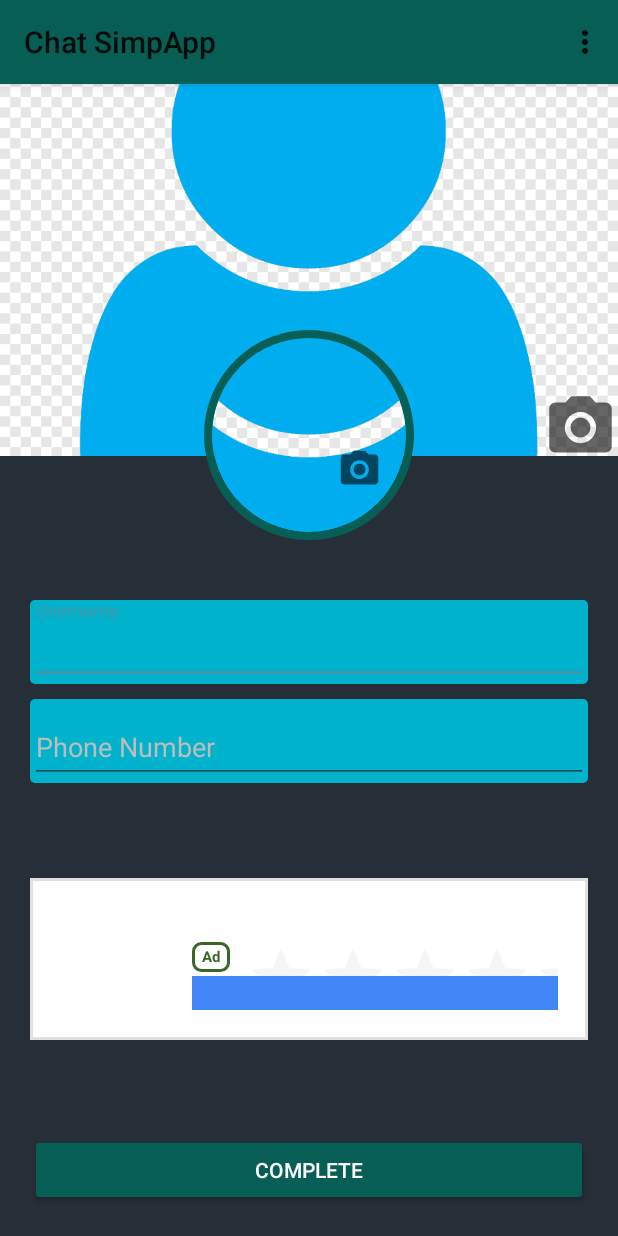
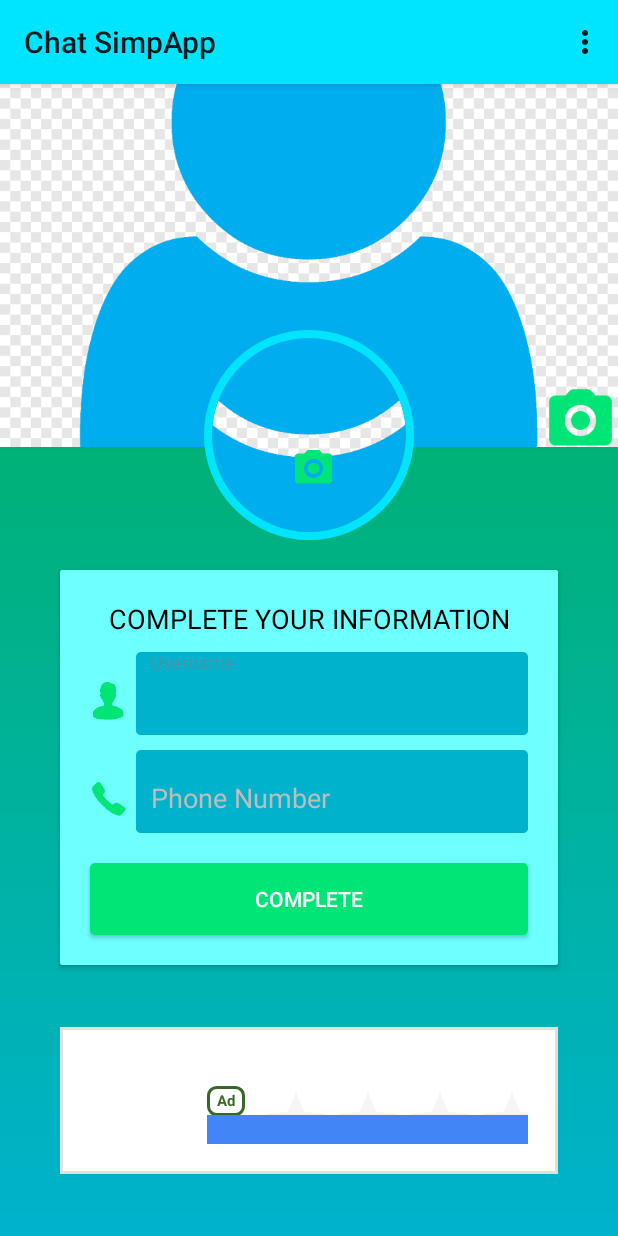
Before and after one commit to JonathanRamirez1/Chat-SimpApp, an Android app: the CompleteInfoActivity screen opened directly, with no data from a screen before it, on a phone screen of 412 x 824 dp. Run offline under Robolectric (Android 15) with nearby library versions, the phone set to English and light mode, and no system bars; our stand-ins replace AdMob, CircleImageView, Firebase (no records; nobody signed in at launch, a user with empty details on screens opened directly), Picasso; libraries missing offline, so code that uses them is left out: com.facebook, dmax.dialog; plain views replace NativeAdView; pictures from the network do not load; Roboto replaces fonts that are not available here; 4 statements that could not run were skipped.

Commit message:
Diseño a la parte de completar perfil de usuario

```diff
--- a/app/build.gradle
+++ b/app/build.gradle
@@ -7,7 +7,7 @@ android {
     buildToolsVersion "30.0.3"
 
     defaultConfig {
-        applicationId "com.jonathan.loginfuturo"
+        applicationId "com.jonathan.chatsimpapp"
         minSdkVersion 23
         targetSdkVersion 31
         versionCode 1
--- a/app/src/main/java/com/jonathan/chatsimpapp/ui/view/activities/CompleteInfoActivity.kt
+++ b/app/src/main/java/com/jonathan/chatsimpapp/ui/view/activities/CompleteInfoActivity.kt
@@ -52,7 +52,6 @@ class CompleteInfoActivity : AppCompatActivity() {
         changeCoverPhoto()
         changeProfilePhoto()
         setTemplateNativeAdvanced()
-       // setTemplateNativeAdvancedVideo()
     }
 
     private fun setObservers() {
@@ -187,7 +186,7 @@ class CompleteInfoActivity : AppCompatActivity() {
 
             }
             if (cameraFile != null) {
-                val photoUri = FileProvider.getUriForFile(this,"com.jonathan.loginfuturo", cameraFile)
+                val photoUri = FileProvider.getUriForFile(this,"com.jonathan.chatsimpapp", cameraFile)
                 intent.putExtra(MediaStore.EXTRA_OUTPUT, photoUri)
                 startActivityForResult(intent, requestCode)
             }
@@ -228,17 +227,4 @@ class CompleteInfoActivity : AppCompatActivity() {
 
         adLoader.loadAd(adRequest)
     }
-
-   /* private fun setTemplateNativeAdvancedVideo() {
-        val adRequest = AdRequest.Builder().build()
-        MobileAds.initialize(this)
-        val adLoader: AdLoader = AdLoader.Builder(this, getString(R.string.test_native_advanced_video))
-            .forNativeAd { nativeAd ->
-                val template = binding.templateComplete2
-                template.setNativeAd(nativeAd)
-            }
-            .build()
-
-        adLoader.loadAd(adRequest)
-    }*/
 }
--- a/app/src/main/res/drawable/ic_photo.xml
+++ /dev/null
@@ -1,13 +0,0 @@
-<vector xmlns:android="http://schemas.android.com/apk/res/android"
-    android:width="24dp"
-    android:height="24dp"
-    android:viewportWidth="24"
-    android:viewportHeight="24"
-    android:tint="?attr/colorControlNormal">
-  <path
-      android:fillColor="@android:color/white"
-      android:pathData="M12,12m-3.2,0a3.2,3.2 0,1 1,6.4 0a3.2,3.2 0,1 1,-6.4 0"/>
-  <path
-      android:fillColor="@android:color/white"
-      android:pathData="M9,2L7.17,4L4,4c-1.1,0 -2,0.9 -2,2v12c0,1.1 0.9,2 2,2h16c1.1,0 2,-0.9 2,-2L22,6c0,-1.1 -0.9,-2 -2,-2h-3.17L15,2L9,2zM12,17c-2.76,0 -5,-2.24 -5,-5s2.24,-5 5,-5 5,2.24 5,5 -2.24,5 -5,5z"/>
-</vector>
--- a/app/src/main/res/layout/activity_complete_info.xml
+++ b/app/src/main/res/layout/activity_complete_info.xml
@@ -1,19 +1,16 @@
 <?xml version="1.0" encoding="utf-8"?>
-<androidx.constraintlayout.widget.ConstraintLayout xmlns:android="http://schemas.android.com/apk/res/android"
+<ScrollView xmlns:android="http://schemas.android.com/apk/res/android"
     xmlns:app="http://schemas.android.com/apk/res-auto"
     xmlns:tools="http://schemas.android.com/tools"
     android:layout_width="match_parent"
-    android:layout_height="match_parent">
+    android:layout_height="match_parent"
+    android:fillViewport="true">
 
     <androidx.coordinatorlayout.widget.CoordinatorLayout
         android:id="@+id/coordinatorLayout"
         android:layout_width="match_parent"
-        android:layout_height="match_parent"
-        android:background="@color/colorPrimaryDark"
-        app:layout_constraintBottom_toBottomOf="parent"
-        app:layout_constraintEnd_toEndOf="parent"
-        app:layout_constraintStart_toStartOf="parent"
-        app:layout_constraintTop_toTopOf="parent"
+        android:layout_height="wrap_content"
+        android:background="@drawable/ripple_app"
         tools:context=".ui.view.activities.CompleteInfoActivity">
 
         <include
@@ -23,8 +20,8 @@
         <ImageView
             android:id="@+id/imageViewCompleteCover"
             android:layout_width="match_parent"
-            android:layout_height="250dp"
-            android:layout_marginTop="54dp"
+            android:layout_height="@dimen/complete_imageview_height"
+            android:layout_marginTop="@dimen/complete_imageview_margin_top"
             android:scaleType="centerCrop"
             android:src="@drawable/person"
             android:transitionName="@string/search"
@@ -35,14 +32,14 @@
         <androidx.constraintlayout.widget.ConstraintLayout
             android:layout_width="wrap_content"
             android:layout_height="wrap_content"
-            android:layout_marginTop="220dp">
+            android:layout_marginTop="@dimen/complete_constraint_profile_margin_top">
 
             <Button
                 android:id="@+id/buttonCompleteCover"
-                android:layout_width="50dp"
-                android:layout_height="50dp"
-                android:layout_marginBottom="10dp"
-                android:background="@drawable/ic_photo"
+                android:layout_width="@dimen/complete_cover_width_and_height"
+                android:layout_height="@dimen/complete_cover_width_and_height"
+                android:layout_marginBottom="@dimen/complete_margin"
+                android:background="@drawable/ic_camera"
                 app:layout_constraintBottom_toBottomOf="parent"
                 app:layout_constraintEnd_toEndOf="parent"
                 app:layout_constraintTop_toTopOf="parent" />
@@ -50,10 +47,10 @@
             <de.hdodenhof.circleimageview.CircleImageView
                 android:id="@+id/circleCompletePhoto"
                 android:layout_width="match_parent"
-                android:layout_height="140dp"
+                android:layout_height="@dimen/complete_circle_imageview_height"
                 android:src="@drawable/person"
-                app:civ_border_color="@color/colorPrimary"
-                app:civ_border_width="5dp"
+                app:civ_border_color="@color/primary"
+                app:civ_border_width="@dimen/complete_civ_border_width"
                 app:civ_circle_background_color="@color/colorPrimaryDark"
                 app:layout_constraintEnd_toEndOf="parent"
                 app:layout_constraintStart_toStartOf="parent"
@@ -61,34 +58,68 @@
 
             <Button
                 android:id="@+id/buttonCompletePhoto"
-                android:layout_width="30dp"
-                android:layout_height="30dp"
-                android:background="@drawable/ic_photo"
+                android:layout_width="@dimen/complete_profile_width_and_height"
+                android:layout_height="@dimen/complete_profile_width_and_height"
+                android:background="@drawable/ic_camera"
                 app:layout_constraintBottom_toBottomOf="parent"
                 app:layout_constraintEnd_toStartOf="@+id/buttonCompleteCover"
-                app:layout_constraintHorizontal_bias="0.677"
+                app:layout_constraintHorizontal_bias="0.585"
                 app:layout_constraintStart_toStartOf="@+id/circleCompletePhoto"
                 app:layout_constraintTop_toTopOf="parent"
-                app:layout_constraintVertical_bias="0.709" />
-
+                app:layout_constraintVertical_bias="0.7" />
         </androidx.constraintlayout.widget.ConstraintLayout>
 
         <androidx.constraintlayout.widget.ConstraintLayout
             android:id="@+id/constraintLayout2"
             android:layout_width="match_parent"
             android:layout_height="match_parent"
-            android:layout_marginTop="400dp">
+            android:layout_marginTop="@dimen/complete_constraint_card_view_margin_top">
+
+            <androidx.cardview.widget.CardView
+                android:id="@+id/cardView"
+                android:layout_width="match_parent"
+                android:layout_height="wrap_content"
+                android:layout_marginLeft="@dimen/login_card_view_margin"
+                android:layout_marginTop="@dimen/login_standard_size"
+                android:layout_marginRight="@dimen/login_card_view_margin"
+                android:background="@color/primary_light"
+                app:layout_constraintEnd_toEndOf="parent"
+                app:layout_constraintStart_toStartOf="parent"
+                app:layout_constraintTop_toTopOf="parent">
+
+                <LinearLayout
+                    android:layout_width="match_parent"
+                    android:layout_height="wrap_content"
+                    android:background="@color/primary_light"
+                    android:orientation="vertical">
+
+                    <TextView
+                        android:layout_width="match_parent"
+                        android:layout_height="wrap_content"
+                        android:layout_marginBottom="@dimen/complete_margin_standard"
+                        android:paddingTop="@dimen/login_textview_padding_top"
+                        android:text="@string/complete_info"
+                        android:textAlignment="center"
+                        android:textColor="@color/text_color"
+                        android:textSize="@dimen/login_text_size_card_view" />
 
                     <LinearLayout
                         android:id="@+id/linearLayout2"
                         android:layout_width="match_parent"
                         android:layout_height="wrap_content"
-                android:layout_marginLeft="20dp"
-                android:layout_marginRight="20dp"
+                        android:layout_marginLeft="@dimen/complete_margin_left_and_right"
+                        android:layout_marginRight="@dimen/complete_margin_left_and_right"
                         android:orientation="horizontal"
                         app:layout_constraintEnd_toEndOf="parent"
                         app:layout_constraintStart_toStartOf="parent"
                         app:layout_constraintTop_toTopOf="parent">
+
+                        <ImageView
+                            android:layout_width="@dimen/login_card_view_imageview_width_and_height"
+                            android:layout_height="@dimen/login_card_view_imageview_width_and_height"
+                            android:layout_marginTop="@dimen/login_margin_top"
+                            android:layout_marginEnd="@dimen/login_card_view_margin_end_and_top"
+                            android:src="@drawable/ic_username" />
 
                         <com.google.android.material.textfield.TextInputLayout
                             android:layout_width="match_parent"
@@ -99,8 +130,10 @@
                                 android:id="@+id/materialEditTextCompleteUsername"
                                 android:layout_width="match_parent"
                                 android:layout_height="wrap_content"
+                                android:background="@drawable/edittext_rounded"
                                 android:hint="@string/username"
-                        android:inputType="text">
+                                android:inputType="text"
+                                android:padding="@dimen/login_standard_size">
 
                             </com.google.android.material.textfield.TextInputEditText>
                         </com.google.android.material.textfield.TextInputLayout>
@@ -110,13 +143,20 @@
                         android:id="@+id/linearLayout"
                         android:layout_width="match_parent"
                         android:layout_height="wrap_content"
-                android:layout_marginLeft="20dp"
-                android:layout_marginTop="10dp"
-                android:layout_marginRight="20dp"
-                android:orientation="vertical"
+                        android:layout_marginLeft="@dimen/complete_margin_left_and_right"
+                        android:layout_marginTop="@dimen/complete_margin_standard"
+                        android:layout_marginRight="@dimen/complete_margin_left_and_right"
+                        android:orientation="horizontal"
                         app:layout_constraintEnd_toEndOf="parent"
                         app:layout_constraintStart_toStartOf="parent"
                         app:layout_constraintTop_toBottomOf="@+id/linearLayout2">
+
+                        <ImageView
+                            android:layout_width="@dimen/login_card_view_imageview_width_and_height"
+                            android:layout_height="@dimen/login_card_view_imageview_width_and_height"
+                            android:layout_marginTop="@dimen/login_margin_top"
+                            android:layout_marginEnd="@dimen/login_card_view_margin_end_and_top"
+                            android:src="@drawable/ic_phone" />
 
                         <com.google.android.material.textfield.TextInputLayout
                             android:layout_width="match_parent"
@@ -127,50 +167,46 @@
                                 android:id="@+id/materialEditTextCompletePhone"
                                 android:layout_width="match_parent"
                                 android:layout_height="wrap_content"
+                                android:background="@drawable/edittext_rounded"
                                 android:hint="@string/phone_number"
                                 android:inputType="phone"
-                        android:maxLength="10">
+                                android:maxLength="10"
+                                android:padding="@dimen/login_standard_size">
 
                             </com.google.android.material.textfield.TextInputEditText>
                         </com.google.android.material.textfield.TextInputLayout>
                     </LinearLayout>
 
-            <!--
-    <com.google.android.ads.nativetemplates.TemplateView
-        android:id="@+id/templateComplete2"
-        android:layout_width="match_parent"
-        android:layout_height="wrap_content"
-        android:layout_marginLeft="30dp"
-        android:layout_marginRight="30dp"
-        android:layout_marginBottom="180dp"
-        android:layout_gravity="bottom"
-        app:gnt_template_type="@layout/gnt_small_template_view" />
-        -->
-
-            <com.google.android.ads.nativetemplates.TemplateView
-                android:id="@+id/templateComplete"
-                android:layout_width="match_parent"
-                android:layout_height="wrap_content"
-                android:layout_margin="20dp"
-                app:gnt_template_type="@layout/gnt_small_template_view"
-                app:layout_constraintBottom_toTopOf="@+id/buttonCompleteOk"
-                app:layout_constraintEnd_toEndOf="parent"
-                app:layout_constraintStart_toStartOf="parent"
-                app:layout_constraintTop_toBottomOf="@+id/linearLayout" />
-
                     <Button
                         android:id="@+id/buttonCompleteOk"
                         android:layout_width="match_parent"
                         android:layout_height="wrap_content"
-                android:layout_margin="20dp"
-                android:backgroundTint="@color/colorPrimary"
+                        android:layout_margin="@dimen/complete_margin"
+                        android:background="@drawable/rounded_button"
                         android:text="@string/complete"
                         android:textColor="@color/colorPrimaryText"
                         app:layout_constraintBottom_toBottomOf="parent"
                         app:layout_constraintEnd_toEndOf="parent"
                         app:layout_constraintStart_toStartOf="parent" />
 
+                </LinearLayout>
+            </androidx.cardview.widget.CardView>
+
+            <com.google.android.ads.nativetemplates.TemplateView
+                android:id="@+id/templateComplete"
+                android:layout_width="match_parent"
+                android:layout_height="wrap_content"
+                android:layout_marginLeft="@dimen/login_card_view_margin"
+                android:layout_marginTop="@dimen/complete_margin_standard"
+                android:layout_marginRight="@dimen/login_card_view_margin"
+                android:layout_marginBottom="@dimen/complete_margin_standard"
+                app:gnt_template_type="@layout/gnt_small_template_view"
+                app:layout_constraintBottom_toBottomOf="parent"
+                app:layout_constraintEnd_toEndOf="parent"
+                app:layout_constraintStart_toStartOf="parent"
+                app:layout_constraintTop_toBottomOf="@+id/cardView" />
+
         </androidx.constraintlayout.widget.ConstraintLayout>
     </androidx.coordinatorlayout.widget.CoordinatorLayout>
 
-</androidx.constraintlayout.widget.ConstraintLayout>
+</ScrollView>
--- a/app/src/main/res/layout/toolbar.xml
+++ b/app/src/main/res/layout/toolbar.xml
@@ -6,7 +6,7 @@
     android:id="@+id/toolbar"
     android:layout_width="match_parent"
     android:layout_height="?attr/actionBarSize"
-    android:background="?attr/colorPrimary"
+    android:background="@color/primary"
     android:elevation="4dp"
     android:theme="@style/ThemeOverlay.AppCompat.ActionBar"
     app:layout_constraintBottom_toBottomOf="parent"
--- a/app/src/main/res/values/dimen.xml
+++ b/app/src/main/res/values/dimen.xml
@@ -54,4 +54,17 @@
     <dimen name="forgot_margin_bottom">150dp</dimen>
     <dimen name="forgot_vertical_bias">0.13</dimen>
 
+    <!-- Complete Info View -->
+    <dimen name="complete_imageview_height">250dp</dimen>
+    <dimen name="complete_imageview_margin_top">48dp</dimen>
+    <dimen name="complete_constraint_profile_margin_top">220dp</dimen>
+    <dimen name="complete_cover_width_and_height">50dp</dimen>
+    <dimen name="complete_profile_width_and_height">30dp</dimen>
+    <dimen name="complete_constraint_card_view_margin_top">370dp</dimen>
+    <dimen name="complete_margin_left_and_right">20dp</dimen>
+    <dimen name="complete_margin">20dp</dimen>
+    <dimen name="complete_margin_standard">10dp</dimen>
+    <dimen name="complete_civ_border_width">5dp</dimen>
+    <dimen name="complete_circle_imageview_height">140dp</dimen>
+
 </resources>
--- a/app/src/main/res/values/strings.xml
+++ b/app/src/main/res/values/strings.xml
@@ -38,8 +38,6 @@
 
     <string name="chat_edittext_message_hint">Type here a message…</string>
 
-    <string name="phone_number_is_no_valid">Enter prefix followed by number</string>
-
     <!-- Bottom Navigation Menu -->
     <string name="navigation_bottom_info">Info</string>
     <string name="navigation_bottom_rates">Rates</string>
@@ -64,9 +62,8 @@
     <string name="alert_dialog_cancel">Cancel</string>
 
     <!-- Facebook Sign In -->
-    <string name="facebook_app_id">4389468264471839
-    </string>
-    <string name="fb_login_protocol_scheme">fb4389468264471839</string>
+    <string name="facebook_app_id">1313125555774064</string>
+    <string name="fb_login_protocol_scheme">fb1313125555774064</string>
 
     <!-- CompleteInfoFragment -->
     <string name="search">Search…</string>
@@ -76,6 +73,8 @@
     <string name="choose">Choose an option</string>
     <string name="gallery_image">Gallery image</string>
     <string name="camera_photo">Take photo</string>
+    <string name="complete_info">COMPLETE YOUR INFORMATION</string>
+    <string name="phone_number_is_no_valid">Enter 10 digits without special character</string>
 
     <!-- Chat -->
     <string name="online">Online</string>
--- a/settings.gradle
+++ b/settings.gradle
@@ -1,3 +1,3 @@
 include ':app'
 include 'nativetemplates'
-rootProject.name = "LoginFuturo"
+rootProject.name = "Chat SimpApp"
```
Also changed, not shown: app/src/main/res/drawable-hdpi/ic_camera.png (added), app/src/main/res/drawable-xxxhdpi/ic_phone.png (added), app/src/main/res/drawable-xxxhdpi/ic_username.png (added), 2 other files. Lines whose indentation alone changed are shown as unchanged.
